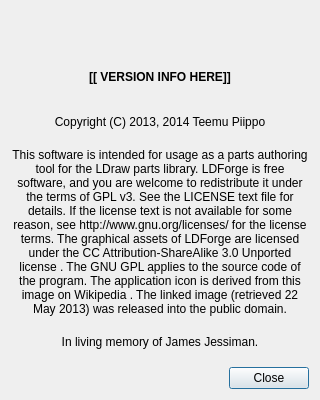
Old version of the form ui/about.ui in the repository Symbian9/ldforge.
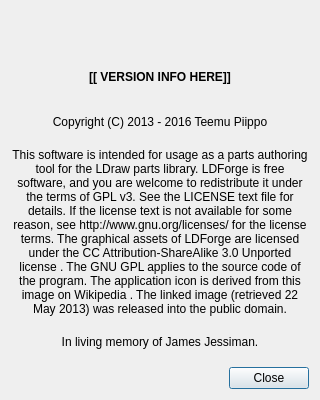
New version of the form. Icons and pictures are not drawn.

Commit message: Moved the about dialog into the file toolset and removed the mail button (the forums are better for this anyway)

Patch:
```diff
--- a/ui/about.ui
+++ b/ui/about.ui
@@ -64,7 +64,7 @@
    <item>
     <widget class="QLabel" name="label_2">
      <property name="text">
-      <string>Copyright (C) 2013, 2014 Teemu Piippo</string>
+      <string>Copyright (C) 2013 - 2016 Teemu Piippo</string>
      </property>
      <property name="alignment">
       <set>Qt::AlignCenter</set>
```
Left out of the diff: 1 changed line with no effect on the pictures. The commit also changes 3 other files.
